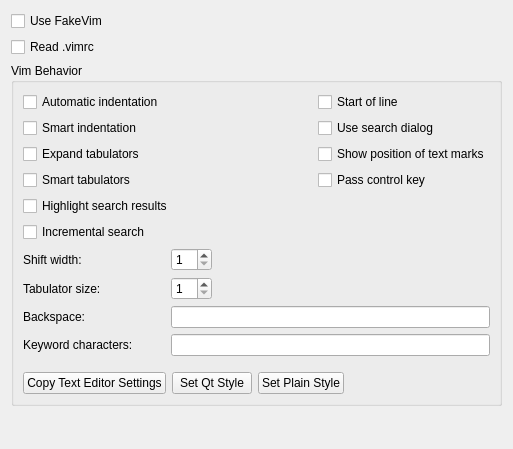
qt-creator/qt-creator, file src/plugins/fakevim/fakevimoptions.ui: the form before one commit.
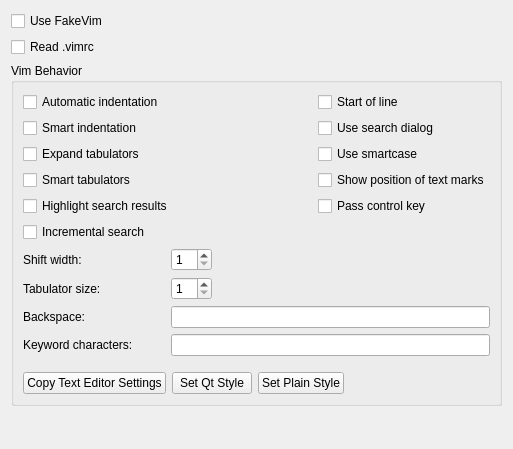
The form after the commit.

Commit message: fakevim: Added support for smartcase searching

The edit to the form file:
```diff
--- a/src/plugins/fakevim/fakevimoptions.ui
+++ b/src/plugins/fakevim/fakevimoptions.ui
@@ -59,6 +59,13 @@
         </property>
        </widget>
       </item>
+      <item row="2" column="2">
+       <widget class="QCheckBox" name="checkBoxSmartCase">
+        <property name="text">
+         <string>Use smartcase</string>
+        </property>
+       </widget>
+      </item>
       <item row="2" column="0" colspan="2">
        <widget class="QCheckBox" name="checkBoxExpandTab">
         <property name="text">
@@ -66,7 +73,7 @@
         </property>
        </widget>
       </item>
-      <item row="2" column="2">
+      <item row="3" column="2">
        <widget class="QCheckBox" name="checkBoxShowMarks">
         <property name="text">
          <string>Show position of text marks</string>
@@ -80,7 +87,7 @@
         </property>
        </widget>
       </item>
-      <item row="3" column="2">
+      <item row="4" column="2">
        <widget class="QCheckBox" name="checkBoxPassControlKey">
         <property name="toolTip">
          <string>Pass key sequences like Ctrl-S to Qt Creator core instead of interpreting them in FakeVim. This gives easier access to Qt Creator core functionality at the price of losing some features of FakeVim.</string>
```
The commit also changes 4 other files.
